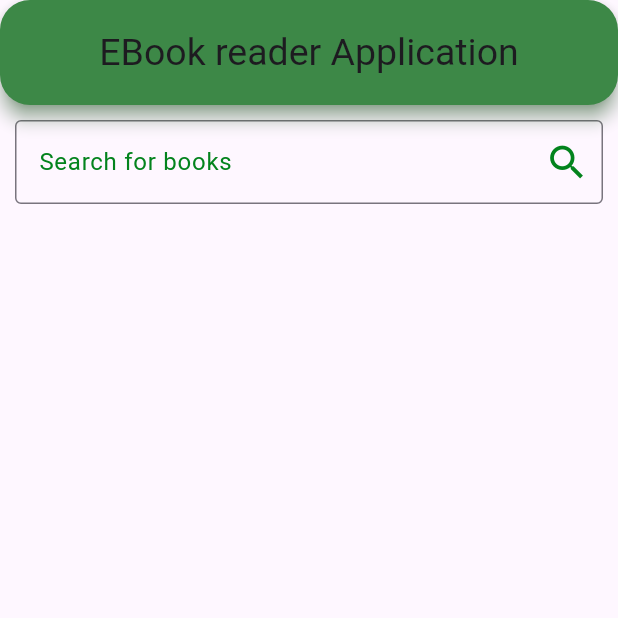
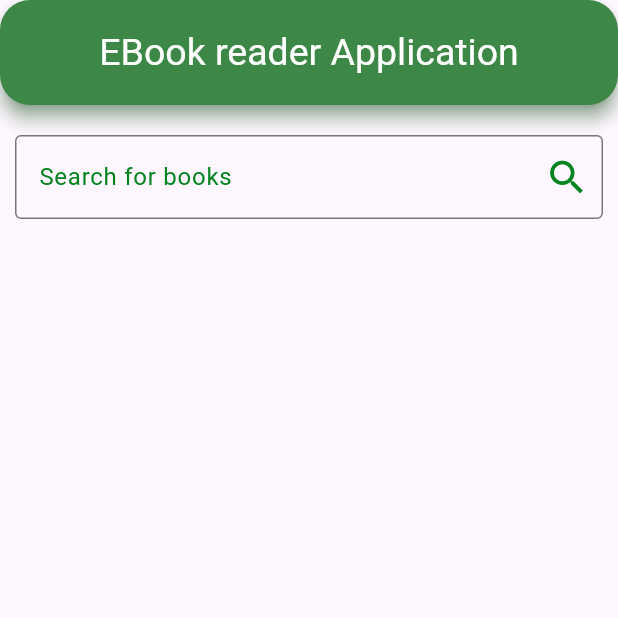
Before and after one commit to murthy-oss/EBook-reader-Application-Flutter, a Flutter app: the screen it shows after launch, on a phone screen of 412 x 824 dp, the top half of it. Run offline on Flutter 3.47's test engine with Material 3 defaults, Android fonts, the phone set to English and light mode, and no system bars.

Commit message:
secons commit

```diff
--- a/lib/main.dart
+++ b/lib/main.dart
@@ -3,26 +3,27 @@ import 'package:provider/provider.dart';
 import 'screens/home_screen.dart';
 import 'services/google_books_api.dart';
 
+// Entry point of the Flutter application
 void main() {
   runApp(const MyApp());
 }
 
+// Root widget of the application
 class MyApp extends StatelessWidget {
   const MyApp({Key? key}) : super(key: key);
 
   @override
   Widget build(BuildContext context) {
     return MultiProvider(
+      // Providing dependencies to the widget tree using MultiProvider
       providers: [
+        // Registering GoogleBooksApi as a ChangeNotifier for state management
         ChangeNotifierProvider(create: (_) => GoogleBooksApi()),
       ],
       child: MaterialApp(
         debugShowCheckedModeBanner: false,
         title: 'EBook reader Application',
-
-        theme: ThemeData(
-          primarySwatch: Colors.blue,
-        ),
+        // Sets the HomeScreen as the initial screen
         home: const HomeScreen(),
       ),
     );
--- a/lib/screens/home_screen.dart
+++ b/lib/screens/home_screen.dart
@@ -1,43 +1,63 @@
 import 'package:flutter/material.dart';
 import 'package:provider/provider.dart';
 import '../services/google_books_api.dart';
-import 'book_detail.dart'; // Import added
+import './book_details.dart';
 
+// HomeScreen is the main screen of the application where users can search for books
 class HomeScreen extends StatelessWidget {
   const HomeScreen({Key? key}) : super(key: key);
 
   @override
   Widget build(BuildContext context) {
+    // Access the GoogleBooksApi provider
     final bookProvider = Provider.of<GoogleBooksApi>(context);
+    // Controller for the search input field
     TextEditingController searchController = TextEditingController();
 
     return Scaffold(
       appBar: AppBar(
         centerTitle: true,
-            title: const Text('EBook reader Application', style: TextStyle(fontSize: 25)),
+        title: const Text(
+          'EBook reader Application',
+          style: TextStyle(fontSize: 25),
+        ),
         backgroundColor: Colors.green[700],
+        foregroundColor: Colors.white,
         toolbarHeight: 70,
         elevation: 5,
         shadowColor: Colors.green[700],
-            shape: RoundedRectangleBorder(
-                borderRadius: BorderRadius.circular(20))
+        shape: RoundedRectangleBorder(borderRadius: BorderRadius.circular(20)),
       ),
       body: Column(
         children: [
-          const SizedBox(width: 10),
+          const SizedBox(height: 10), // Adds spacing at the top
           Padding(
             padding: const EdgeInsets.all(10.0),
             child: TextField(
+              // Binds the controller to the TextField
               controller: searchController,
+              // Triggers search on submission
+              onSubmitted:
+                  (value) => bookProvider.search(searchController.text),
               decoration: InputDecoration(
                 border: OutlineInputBorder(),
+                focusedBorder: OutlineInputBorder(
+                  borderSide: const BorderSide(
+                    color: Color.fromARGB(255, 3, 131, 29),
+                  ),
+                  borderRadius: BorderRadius.circular(10.0),
+                ),
+                // Placeholder text
                 labelText: 'Search for books',
-                labelStyle: TextStyle(
-                  color: Color.fromARGB(255, 3, 131, 29),// Set the color you want here
+                labelStyle: TextStyle(color: Color.fromARGB(255, 3, 131, 29)),
+                suffixIcon: IconButton(
+                  icon: const Icon(
+                    Icons.search,
+                    size: 30,
+                    color: Color.fromARGB(255, 3, 131, 29),
                   ),
-                suffixIcon: IconButton(
-                  icon: const Icon(Icons.search, size: 30, color:  Color.fromARGB(255, 3, 131, 29),),
                   onPressed: () {
+                    // Triggers search on button press
                     bookProvider.search(searchController.text);
                   },
                 ),
@@ -45,23 +65,37 @@ class HomeScreen extends StatelessWidget {
             ),
           ),
           Expanded(
-            child: bookProvider.isLoading
-                ? const Center(child: CircularProgressIndicator())
+            // Checks if data is still loading
+            child:
+                bookProvider.isLoading
+                    ? const Center(
+                      child: CircularProgressIndicator(
+                        color: Color.fromARGB(255, 3, 131, 29),
+                      ),
+                    )
                     : ListView.builder(
+                      // Number of books to display
                       itemCount: bookProvider.books.length,
                       itemBuilder: (context, index) {
+                        // Current book data
                         final book = bookProvider.books[index];
                         return ListTile(
-                        title: Text(book['volumeInfo']['title'] ?? 'No Title'),
-                        subtitle: Text(book['volumeInfo']['authors'] != null
+                          // Book title
+                          title: Text(
+                            book['volumeInfo']['title'] ?? 'No Title',
+                          ),
+                          // Authors list
+                          subtitle: Text(
+                            book['volumeInfo']['authors'] != null
                                 ? book['volumeInfo']['authors'].join(', ')
-                            : 'Unknown Author'),
+                                : 'Unknown Author', // Fallback if no authors are available
+                          ),
                           onTap: () {
+                            // Navigate to the BookDetail screen when a book is tapped
                             Navigator.push(
                               context,
                               MaterialPageRoute(
-                              builder: (context) =>
-                                  BookDetail(book: book),
+                                builder: (context) => BookDetail(book: book),
                               ),
                             );
                           },
--- a/lib/services/google_books_api.dart
+++ b/lib/services/google_books_api.dart
@@ -3,39 +3,49 @@ import 'package:flutter/material.dart';
 import 'package:http/http.dart' as http;
 
 class GoogleBooksApi extends ChangeNotifier {
-  List books = [];                    // List to store fetched books data.
-  bool isLoading = false;              // Boolean to indicate loading state.
+  // List to store fetched books data from the API
+  List books = [];
 
-  final String apiKey = 'your_api_key';  // Google Books API key.
+  // Boolean to indicate whether data is currently being fetched
+  bool isLoading = false;
 
   // Function to search books based on user query
   Future<void> search(String query) async {
-    // URL of the Google Books API, with the query string and API key
+    // Construct the URL for the Google Books API with the query string
     final url =
-        'https://www.googleapis.com/books/v1/volumes?q=${Uri.encodeComponent(query)}&key=$apiKey';
+        'https://www.googleapis.com/books/v1/volumes?q=$query';
 
-    // Set loading state to true (start fetching), notify listeners
+    // Set loading state to true to indicate data fetching has started
     isLoading = true;
-    notifyListeners();   // Notify the UI to show a loading spinner.
+    // Notify listeners (e.g., UI) to update the loading state
+    notifyListeners();
 
     try {
-      // Make HTTP GET request to Google Books API
+      // Make an HTTP GET request to the Google Books API
       final response = await http.get(Uri.parse(url));
 
-      // Check if the request was successful (status code 200)
+      // Log the response status code for debugging purposes
+      print("response status code ${response.statusCode}");
+
+      // Check if the request was successful (HTTP status code 200)
       if (response.statusCode == 200) {
-        final data = json.decode(response.body);   // Parse the JSON response.
+        // Parse the JSON response body
+        final data = json.decode(response.body);
+        // Extract the 'items' field from the response, or set to an empty list if null
         books = data['items'] ?? [];
       } else {
-        books = [];  // If request fails, set the books list to empty.
+        // If the request fails, clear the books list
+        books = [];
       }
     } catch (e) {
-      // If there's an exception
+      // Handle any exceptions that occur during the HTTP request
+      // Clear the books list in case of an error
       books = [];
     }
 
-    // Set loading state to false (done fetching), notify listeners
+    // Set loading state to false to indicate data fetching is complete
     isLoading = false;
-    notifyListeners();   // Notify the UI to remove the loading spinner.
+    // Notify listeners (e.g., UI) to update the loading state and display results
+    notifyListeners();
   }
 }
```
Also changed, not shown: lib/screens/book_details.dart (added, +182 -0 lines). Lines whose indentation alone changed are shown as unchanged.
